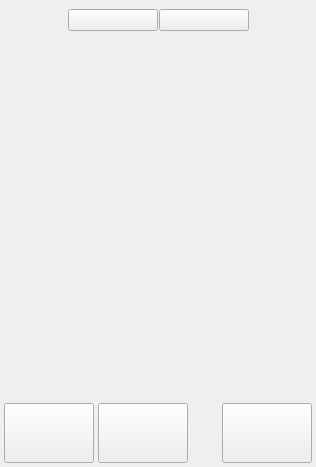
First picture: the form in mainwindow.ui, repository ukui/kylin-nm, before the edit.
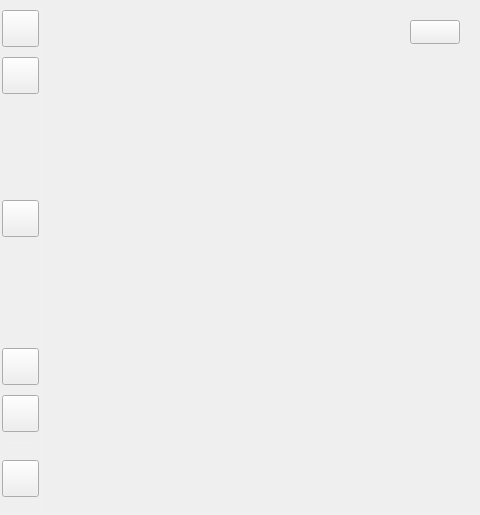
Second picture: the form after the edit.

Commit message: kylin-network-manager for UKUI3.0

Diff of the .ui file:
```diff
--- a/mainwindow.ui
+++ b/mainwindow.ui
@@ -6,8 +6,8 @@
    <rect>
     <x>0</x>
     <y>0</y>
-    <width>316</width>
-    <height>467</height>
+    <width>480</width>
+    <height>515</height>
    </rect>
   </property>
   <property name="windowTitle">
@@ -19,83 +19,18 @@
      <rect>
       <x>1</x>
       <y>1</y>
-      <width>314</width>
-      <height>38</height>
+      <width>41</width>
+      <height>513</height>
      </rect>
     </property>
-    <widget class="QPushButton" name="btnWifiList">
-     <property name="geometry">
-      <rect>
-       <x>158</x>
-       <y>8</y>
-       <width>90</width>
-       <height>22</height>
-      </rect>
-     </property>
-     <property name="text">
-      <string/>
-     </property>
-    </widget>
-    <widget class="QPushButton" name="btnNetList">
-     <property name="geometry">
-      <rect>
-       <x>67</x>
-       <y>8</y>
-       <width>90</width>
-       <height>22</height>
-      </rect>
-     </property>
-     <property name="text">
-      <string/>
-     </property>
-    </widget>
    </widget>
    <widget class="QLabel" name="lbBtnNetBG">
     <property name="geometry">
      <rect>
-      <x>4</x>
-      <y>403</y>
-      <width>90</width>
-      <height>60</height>
-     </rect>
-    </property>
-    <property name="text">
-     <string/>
-    </property>
-   </widget>
-   <widget class="QLabel" name="lbLanImg">
-    <property name="geometry">
-     <rect>
-      <x>10</x>
-      <y>410</y>
-      <width>22</width>
-      <height>22</height>
-     </rect>
-    </property>
-    <property name="text">
-     <string/>
-    </property>
-   </widget>
-   <widget class="QLabel" name="lbBtnNetT1">
-    <property name="geometry">
-     <rect>
-      <x>40</x>
-      <y>412</y>
-      <width>55</width>
-      <height>18</height>
-     </rect>
-    </property>
-    <property name="text">
-     <string/>
-    </property>
-   </widget>
-   <widget class="QLabel" name="lbBtnNetT2">
-    <property name="geometry">
-     <rect>
-      <x>10</x>
-      <y>440</y>
-      <width>55</width>
-      <height>18</height>
+      <x>1</x>
+      <y>200</y>
+      <width>37</width>
+      <height>37</height>
      </rect>
     </property>
     <property name="text">
@@ -105,10 +40,10 @@
    <widget class="QPushButton" name="btnNet">
     <property name="geometry">
      <rect>
-      <x>4</x>
-      <y>403</y>
-      <width>90</width>
-      <height>60</height>
+      <x>2</x>
+      <y>200</y>
+      <width>37</width>
+      <height>37</height>
      </rect>
     </property>
     <property name="text">
@@ -118,49 +53,10 @@
    <widget class="QLabel" name="lbBtnWifiBG">
     <property name="geometry">
      <rect>
-      <x>98</x>
-      <y>403</y>
-      <width>90</width>
-      <height>60</height>
-     </rect>
-    </property>
-    <property name="text">
-     <string/>
-    </property>
-   </widget>
-   <widget class="QLabel" name="lbWifiImg">
-    <property name="geometry">
-     <rect>
-      <x>103</x>
-      <y>410</y>
-      <width>22</width>
-      <height>22</height>
-     </rect>
-    </property>
-    <property name="text">
-     <string/>
-    </property>
-   </widget>
-   <widget class="QLabel" name="lbBtnWifiT1">
-    <property name="geometry">
-     <rect>
-      <x>132</x>
-      <y>412</y>
-      <width>55</width>
-      <height>18</height>
-     </rect>
-    </property>
-    <property name="text">
-     <string/>
-    </property>
-   </widget>
-   <widget class="QLabel" name="lbBtnWifiT2">
-    <property name="geometry">
-     <rect>
-      <x>103</x>
-      <y>440</y>
-      <width>55</width>
-      <height>18</height>
+      <x>410</x>
+      <y>20</y>
+      <width>50</width>
+      <height>24</height>
      </rect>
     </property>
     <property name="text">
@@ -170,10 +66,10 @@
    <widget class="QPushButton" name="btnWifi">
     <property name="geometry">
      <rect>
-      <x>98</x>
-      <y>403</y>
-      <width>90</width>
-      <height>60</height>
+      <x>410</x>
+      <y>20</y>
+      <width>50</width>
+      <height>24</height>
      </rect>
     </property>
     <property name="text">
@@ -183,10 +79,10 @@
    <widget class="QLabel" name="lbBtnConfBG">
     <property name="geometry">
      <rect>
-      <x>222</x>
-      <y>403</y>
-      <width>90</width>
-      <height>60</height>
+      <x>2</x>
+      <y>460</y>
+      <width>37</width>
+      <height>37</height>
      </rect>
     </property>
     <property name="text">
@@ -196,8 +92,8 @@
    <widget class="QLabel" name="lbConfImg">
     <property name="geometry">
      <rect>
-      <x>227</x>
-      <y>410</y>
+      <x>10</x>
+      <y>468</y>
       <width>22</width>
       <height>22</height>
      </rect>
@@ -222,16 +118,254 @@
    <widget class="QPushButton" name="btnAdvConf">
     <property name="geometry">
      <rect>
-      <x>222</x>
-      <y>403</y>
-      <width>90</width>
-      <height>60</height>
+      <x>2</x>
+      <y>460</y>
+      <width>37</width>
+      <height>37</height>
      </rect>
     </property>
     <property name="text">
      <string/>
     </property>
    </widget>
+   <widget class="QPushButton" name="btnHotspot">
+    <property name="geometry">
+     <rect>
+      <x>2</x>
+      <y>348</y>
+      <width>37</width>
+      <height>37</height>
+     </rect>
+    </property>
+    <property name="text">
+     <string/>
+    </property>
+   </widget>
+   <widget class="QPushButton" name="btnFlyMode">
+    <property name="geometry">
+     <rect>
+      <x>2</x>
+      <y>395</y>
+      <width>37</width>
+      <height>37</height>
+     </rect>
+    </property>
+    <property name="text">
+     <string/>
+    </property>
+   </widget>
+   <widget class="QLabel" name="lbNetwork">
+    <property name="geometry">
+     <rect>
+      <x>61</x>
+      <y>22</y>
+      <width>80</width>
+      <height>20</height>
+     </rect>
+    </property>
+    <property name="text">
+     <string/>
+    </property>
+   </widget>
+   <widget class="QLabel" name="lbBtnWifiBall">
+    <property name="geometry">
+     <rect>
+      <x>438</x>
+      <y>22</y>
+      <width>20</width>
+      <height>20</height>
+     </rect>
+    </property>
+    <property name="text">
+     <string/>
+    </property>
+   </widget>
+   <widget class="QLabel" name="lbHotImg">
+    <property name="geometry">
+     <rect>
+      <x>11</x>
+      <y>359</y>
+      <width>19</width>
+      <height>19</height>
+     </rect>
+    </property>
+    <property name="text">
+     <string/>
+    </property>
+   </widget>
+   <widget class="QLabel" name="lbFlyImg">
+    <property name="geometry">
+     <rect>
+      <x>11</x>
+      <y>405</y>
+      <width>19</width>
+      <height>19</height>
+     </rect>
+    </property>
+    <property name="text">
+     <string/>
+    </property>
+   </widget>
+   <widget class="QLabel" name="lbNetListBG">
+    <property name="geometry">
+     <rect>
+      <x>2</x>
+      <y>10</y>
+      <width>37</width>
+      <height>37</height>
+     </rect>
+    </property>
+    <property name="text">
+     <string/>
+    </property>
+   </widget>
+   <widget class="QLabel" name="lbWifiListBG">
+    <property name="geometry">
+     <rect>
+      <x>1</x>
+      <y>57</y>
+      <width>37</width>
+      <height>37</height>
+     </rect>
+    </property>
+    <property name="text">
+     <string/>
+    </property>
+   </widget>
+   <widget class="QLabel" name="lbNetListImg">
+    <property name="geometry">
+     <rect>
+      <x>10</x>
+      <y>20</y>
+      <width>19</width>
+      <height>19</height>
+     </rect>
+    </property>
+    <property name="text">
+     <string/>
+    </property>
+   </widget>
+   <widget class="QLabel" name="lbWifiListImg">
+    <property name="geometry">
+     <rect>
+      <x>10</x>
+      <y>67</y>
+      <width>19</width>
+      <height>19</height>
+     </rect>
+    </property>
+    <property name="text">
+     <string/>
+    </property>
+   </widget>
+   <widget class="QLabel" name="lbHotBG">
+    <property name="geometry">
+     <rect>
+      <x>2</x>
+      <y>348</y>
+      <width>37</width>
+      <height>37</height>
+     </rect>
+    </property>
+    <property name="text">
+     <string/>
+    </property>
+   </widget>
+   <widget class="QLabel" name="lbFlyBG">
+    <property name="geometry">
+     <rect>
+      <x>2</x>
+      <y>395</y>
+      <width>37</width>
+      <height>37</height>
+     </rect>
+    </property>
+    <property name="text">
+     <string/>
+    </property>
+   </widget>
+   <widget class="QPushButton" name="btnNetList">
+    <property name="geometry">
+     <rect>
+      <x>2</x>
+      <y>10</y>
+      <width>37</width>
+      <height>37</height>
+     </rect>
+    </property>
+    <property name="text">
+     <string/>
+    </property>
+   </widget>
+   <widget class="QPushButton" name="btnWifiList">
+    <property name="geometry">
+     <rect>
+      <x>2</x>
+      <y>57</y>
+      <width>37</width>
+      <height>37</height>
+     </rect>
+    </property>
+    <property name="text">
+     <string/>
+    </property>
+   </widget>
+   <widget class="Line" name="line">
+    <property name="geometry">
+     <rect>
+      <x>2</x>
+      <y>442</y>
+      <width>35</width>
+      <height>1</height>
+     </rect>
+    </property>
+    <property name="styleSheet">
+     <string notr="true">background-color: rgba(255, 255, 255,0.06);</string>
+    </property>
+    <property name="orientation">
+     <enum>Qt::Horizontal</enum>
+    </property>
+   </widget>
+   <widget class="Line" name="line_2">
+    <property name="geometry">
+     <rect>
+      <x>41</x>
+      <y>0</y>
+      <width>1</width>
+      <height>515</height>
+     </rect>
+    </property>
+    <property name="styleSheet">
+     <string notr="true">background-color: rgba(255, 255, 255,0.06);</string>
+    </property>
+    <property name="orientation">
+     <enum>Qt::Vertical</enum>
+    </property>
+   </widget>
+   <zorder>wdgHead</zorder>
+   <zorder>lbFlyBG</zorder>
+   <zorder>lbHotBG</zorder>
+   <zorder>lbFlyImg</zorder>
+   <zorder>lbHotImg</zorder>
+   <zorder>lbBtnNetBG</zorder>
+   <zorder>btnNet</zorder>
+   <zorder>lbBtnWifiBG</zorder>
+   <zorder>lbBtnConfBG</zorder>
+   <zorder>lbBtnConfImg</zorder>
+   <zorder>btnAdvConf</zorder>
+   <zorder>btnHotspot</zorder>
+   <zorder>btnFlyMode</zorder>
+   <zorder>lbBtnWifiBall</zorder>
+   <zorder>btnWifi</zorder>
+   <zorder>lbNetListBG</zorder>
+   <zorder>lbWifiListBG</zorder>
+   <zorder>lbWifiListImg</zorder>
+   <zorder>lbNetListImg</zorder>
+   <zorder>btnNetList</zorder>
+   <zorder>btnWifiList</zorder>
+   <zorder>lbNetwork</zorder>
+   <zorder>line</zorder>
+   <zorder>line_2</zorder>
   </widget>
  </widget>
  <layoutdefault spacing="6" margin="11"/>
```
Left out of the diff: 15 changed lines with no effect on the pictures. The commit also changes 50 other files.
